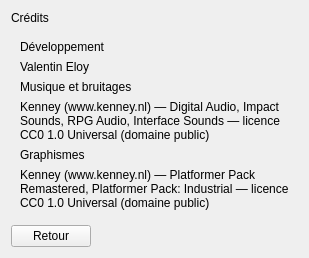
The window that Source/Elements/UI/CreditsScreen.ui (azertval/ProjectGaming) describes before a commit, drawn with Qt 5.
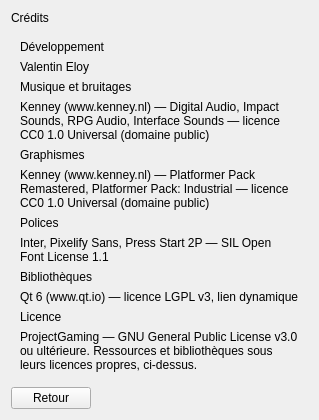
The same window after the commit. Custom widgets are drawn as their Qt base class.

Patch:
```diff
--- a/Source/Elements/UI/CreditsScreen.ui
+++ b/Source/Elements/UI/CreditsScreen.ui
@@ -70,6 +70,65 @@
          <property name="text"><string>Kenney (www.kenney.nl) — Platformer Pack Remastered, Platformer Pack: Industrial — licence CC0 1.0 Universal (domaine public)</string></property>
         </widget>
        </item>
+       <item>
+        <spacer name="fontsSpacer">
+         <property name="orientation"><enum>Qt::Vertical</enum></property>
+         <property name="sizeHint" stdset="0"><size><width>0</width><height>0</height></size></property>
+        </spacer>
+       </item>
+       <item>
+        <widget class="QLabel" name="fontsLabel">
+         <property name="text"><string>Polices</string></property>
+        </widget>
+       </item>
+       <item>
+        <widget class="QLabel" name="fontsCredit">
+         <!-- Noms propres et licence : jamais traduits. La SIL OFL EXIGE que sa notice accompagne
+              les polices partout ou elles sont redistribuees : les fichiers de licence vivent dans
+              Source/Elements/Assets/Fonts/. -->
+         <property name="wordWrap"><bool>true</bool></property>
+         <property name="text"><string>Inter, Pixelify Sans, Press Start 2P — SIL Open Font License 1.1</string></property>
+        </widget>
+       </item>
+       <item>
+        <spacer name="librariesSpacer">
+         <property name="orientation"><enum>Qt::Vertical</enum></property>
+         <property name="sizeHint" stdset="0"><size><width>0</width><height>0</height></size></property>
+        </spacer>
+       </item>
+       <item>
+        <widget class="QLabel" name="librariesLabel">
+         <property name="text"><string>Bibliothèques</string></property>
+        </widget>
+       </item>
+       <item>
+        <widget class="QLabel" name="librariesCredit">
+         <!-- Mention EXIGEE par la LGPLv3 : l'usage de Qt et sa licence doivent etre indiques, et
+              le lien reste dynamique pour que l'utilisateur puisse substituer sa propre version.
+              Detail complet dans THIRD-PARTY-NOTICES.md. -->
+         <property name="wordWrap"><bool>true</bool></property>
+         <property name="text"><string>Qt 6 (www.qt.io) — licence LGPL v3, lien dynamique</string></property>
+        </widget>
+       </item>
+       <item>
+        <spacer name="licenseSpacer">
+         <property name="orientation"><enum>Qt::Vertical</enum></property>
+         <property name="sizeHint" stdset="0"><size><width>0</width><height>0</height></size></property>
+        </spacer>
+       </item>
+       <item>
+        <widget class="QLabel" name="licenseLabel">
+         <property name="text"><string>Licence</string></property>
+        </widget>
+       </item>
+       <item>
+        <widget class="QLabel" name="licenseCredit">
+         <!-- La licence du JEU, distincte de celles ci-dessus : les ressources restent sous CC0 et
+              SIL OFL, Qt sous LGPLv3. Le dire ici evite de laisser croire que tout est GPL. -->
+         <property name="wordWrap"><bool>true</bool></property>
+         <property name="text"><string>ProjectGaming — GNU General Public License v3.0 ou ultérieure. Ressources et bibliothèques sous leurs licences propres, ci-dessus.</string></property>
+        </widget>
+       </item>
     </layout>
     </widget>
    </item>
```
